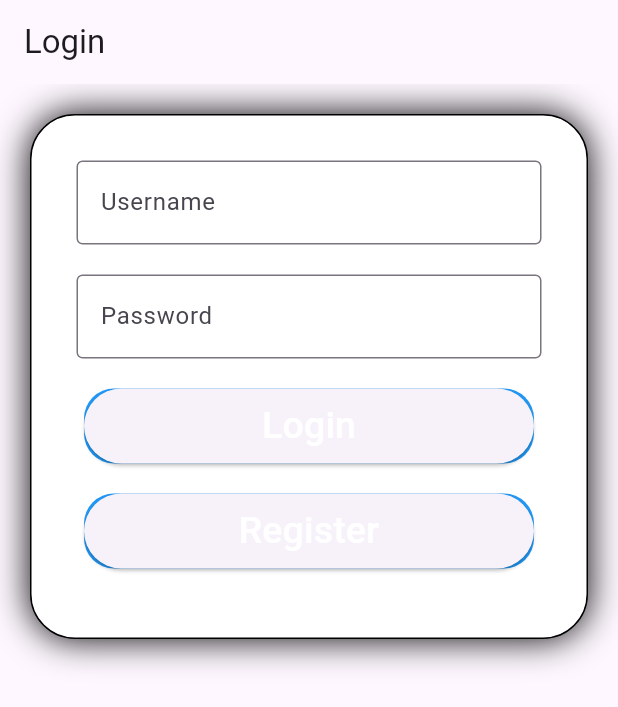
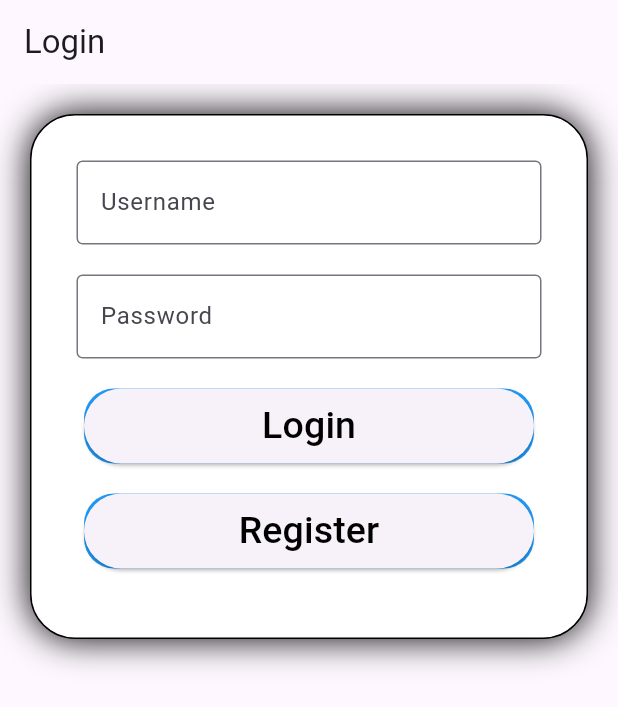
Before and after one commit to abayup14/ProjectUASEmerTech, a Flutter app: the screen it shows after launch, on a phone screen of 412 x 824 dp. Shown: the top 707 px of the screen. Run offline on Flutter 3.47's test engine with Material 3 defaults, Android fonts, the phone set to English and light mode, and no system bars; our stand-ins replace shared_preferences.

```diff
--- a/lib/main.dart
+++ b/lib/main.dart
@@ -127,8 +127,8 @@ class _MyHomePageState extends State<MyHomePage> {
       currentIndex: _currentIdx,
       fixedColor: Colors.teal,
       items: const [
-        BottomNavigationBarItem(label: "Browse", icon: Icon(Icons.home)),
-        BottomNavigationBarItem(label: "Offer", icon: Icon(Icons.search)),
+        BottomNavigationBarItem(label: "Browse", icon: Icon(Icons.list)),
+        BottomNavigationBarItem(label: "Offer", icon: Icon(Icons.list)),
         BottomNavigationBarItem(label: "Adopt", icon: Icon(Icons.history)),
       ],
       onTap: (int index) {
--- a/lib/screen/login.dart
+++ b/lib/screen/login.dart
@@ -34,7 +34,7 @@ class _LoginState extends State<Login> {
   final _formKey = GlobalKey<FormState>();
   String _username = "";
   String _password = "";
-  String _user_id = "";
+  // String _user_id = "";
 
   void doLogin() async {
     final response = await http.post(
@@ -70,7 +70,7 @@ class _LoginState extends State<Login> {
                 borderRadius: const BorderRadius.all(Radius.circular(30)),
                 border: Border.all(width: 1),
                 color: Colors.white,
-                boxShadow: [const BoxShadow(blurRadius: 20)]),
+                boxShadow: const [BoxShadow(blurRadius: 20)]),
             child: Column(children: [
               Padding(
                 padding: const EdgeInsets.all(10),
@@ -81,7 +81,6 @@ class _LoginState extends State<Login> {
                       hintText: 'Please Enter Your Username'),
                   onChanged: (v) {
                     _username = v;
-                    print(v);
                   },
                   validator: (value) {
                     if (value == null || value.isEmpty) {
@@ -125,7 +124,7 @@ class _LoginState extends State<Login> {
                       },
                       child: const Text(
                         'Login',
-                        style: TextStyle(color: Colors.white, fontSize: 25),
+                        style: TextStyle(color: Colors.black, fontSize: 25),
                       ),
                     ),
                   )),
@@ -143,7 +142,7 @@ class _LoginState extends State<Login> {
                       },
                       child: const Text(
                         'Register',
-                        style: TextStyle(color: Colors.white, fontSize: 25),
+                        style: TextStyle(color: Colors.black, fontSize: 25),
                       ),
                     ),
                   )),
--- a/lib/screen/register.dart
+++ b/lib/screen/register.dart
@@ -81,7 +81,6 @@ class _Register extends State<Register> {
                             hintText: "Enter your username here"),
                         onChanged: (v) {
                           _username = v;
-                          print(v);
                         },
                         validator: (value) {
                           if (value == null || value.isEmpty) {
@@ -100,7 +99,6 @@ class _Register extends State<Register> {
                             hintText: "Enter your fullname here"),
                         onChanged: (v) {
                           _fullname = v;
-                          print(v);
                         },
                         validator: (value) {
                           if (value == null || value.isEmpty) {
@@ -120,7 +118,6 @@ class _Register extends State<Register> {
                         obscureText: true,
                         onChanged: (v) {
                           _password = v;
-                          print(v);
                         },
                         validator: (value) {
                           if (value == null || value.isEmpty) {
@@ -153,7 +150,7 @@ class _Register extends State<Register> {
                             child: const Text(
                               'Register',
                               style:
-                                  TextStyle(color: Colors.white, fontSize: 25),
+                                  TextStyle(color: Colors.black, fontSize: 25),
                             ),
                           ),
                         )),
```
Also changed, not shown: lib/class/animal.dart (added, +33 -0 lines).
